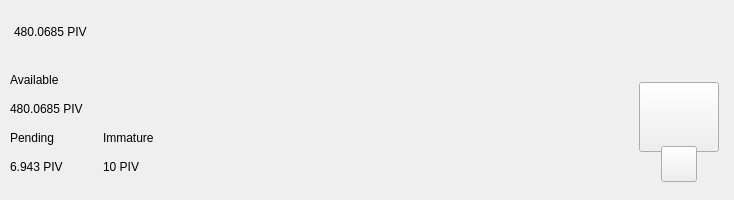
Qt form src/qt/bcz/forms/topbar.ui (SpecialCoins/den) before a commit.
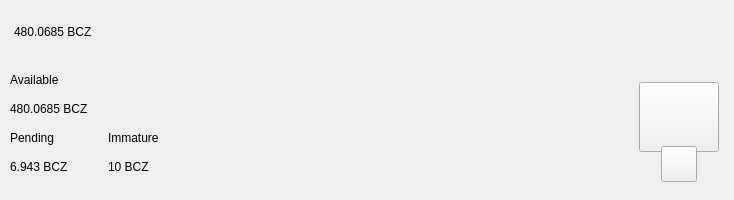
The same form after that commit. Custom widgets are drawn as their Qt base class.

What changed in the file:
```diff
--- a/src/qt/bcz/forms/topbar.ui
+++ b/src/qt/bcz/forms/topbar.ui
@@ -119,7 +119,7 @@
                <string notr="true">padding:0px;margin:0px;</string>
               </property>
               <property name="text">
-               <string notr="true">480.0685 PIV</string>
+               <string notr="true">480.0685 BCZ</string>
               </property>
              </widget>
             </item>
@@ -339,7 +339,7 @@
                <item>
                 <widget class="QLabel" name="labelAmountPiv">
                  <property name="text">
-                  <string notr="true">480.0685 PIV</string>
+                  <string notr="true">480.0685 BCZ</string>
                  </property>
                 </widget>
                </item>
@@ -362,7 +362,7 @@
                  <item>
                   <widget class="QLabel" name="labelPendingPiv">
                    <property name="text">
-                    <string notr="true">6.943 PIV</string>
+                    <string notr="true">6.943 BCZ</string>
                    </property>
                   </widget>
                  </item>
@@ -396,7 +396,7 @@
                  <item>
                   <widget class="QLabel" name="labelImmaturePiv">
                    <property name="text">
-                    <string notr="true">10 PIV</string>
+                    <string notr="true">10 BCZ</string>
                    </property>
                   </widget>
                  </item>
```
Left out of the diff: 8 changed lines with no effect on the pictures.
